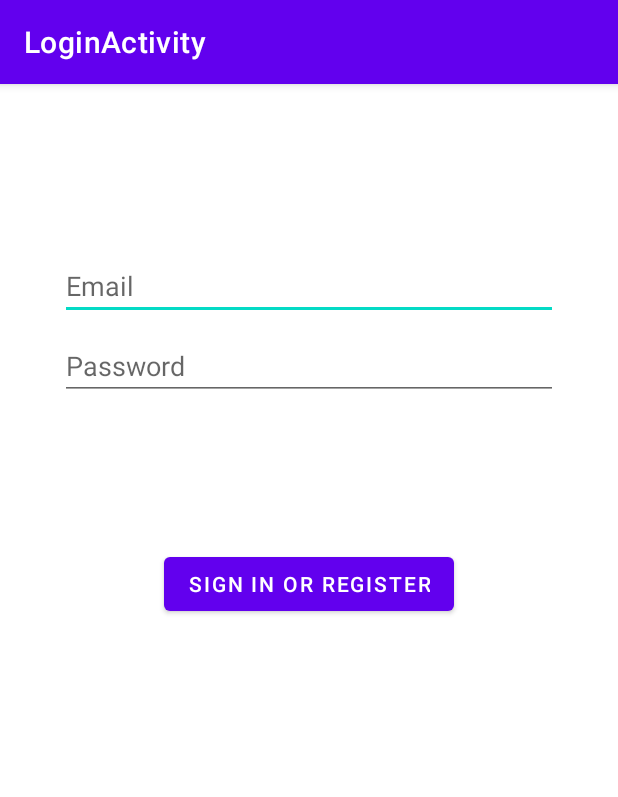
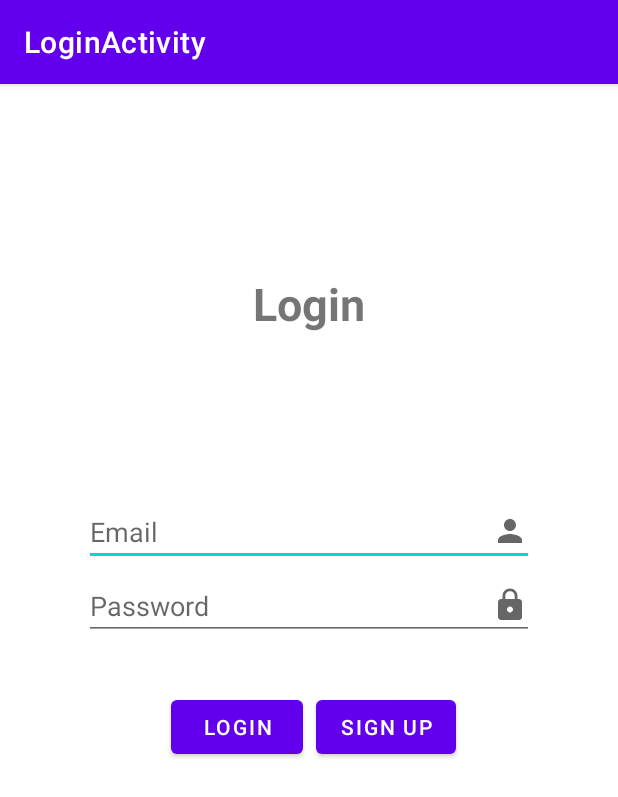
Before and after one commit to svwet/wichtelapp, an Android app: the screen it shows after launch (LoginActivity), on a phone screen of 412 x 824 dp. Shown: the top 797 px of the screen. Run offline under Robolectric (Android 15) with nearby library versions, the phone set to English and light mode, and no system bars; our stand-ins replace Firebase (no records; nobody signed in at launch, a user with empty details on screens opened directly).

Commit message:
activity_login.xml - Add Button - Add Title - Add Symbol (login, pw) - Layout changes

```diff
--- a/app/src/main/AndroidManifest.xml
+++ b/app/src/main/AndroidManifest.xml
@@ -4,14 +4,15 @@
     package="ch.appbrew.wichtelapp">
 
     <application
+        android:allowBackup="false"
+        android:fullBackupContent="false"
         android:icon="@mipmap/ic_launcher"
         android:label="@string/app_name"
         android:roundIcon="@mipmap/ic_launcher_round"
         android:supportsRtl="true"
         android:theme="@style/Theme.WichtelApp"
-        tools:replace="android:allowBackup"
-        android:allowBackup="false"
-        android:fullBackupContent="false">
+        tools:replace="android:allowBackup">
+        <activity android:name=".signup"></activity>
         <activity
             android:name=".LoginActivity"
             android:label="@string/title_activity_login">
@@ -23,8 +24,7 @@
         </activity>
         <activity
             android:name=".MainActivity"
-            android:label="@string/app_name">
-        </activity>
+            android:label="@string/app_name"></activity>
     </application>
 
 </manifest>
--- /dev/null
+++ b/app/src/main/java/ch/appbrew/wichtelapp/signup.java
@@ -0,0 +1,14 @@
+package ch.appbrew.wichtelapp;
+
+import androidx.appcompat.app.AppCompatActivity;
+
+import android.os.Bundle;
+
+public class signup extends AppCompatActivity {
+
+    @Override
+    protected void onCreate(Bundle savedInstanceState) {
+        super.onCreate(savedInstanceState);
+        setContentView(R.layout.activity_signup);
+    }
+}
--- /dev/null
+++ b/app/src/main/res/drawable/ic_pw.xml
@@ -0,0 +1,10 @@
+<vector xmlns:android="http://schemas.android.com/apk/res/android"
+    android:width="24dp"
+    android:height="24dp"
+    android:viewportWidth="24"
+    android:viewportHeight="24"
+    android:tint="?attr/colorControlNormal">
+  <path
+      android:fillColor="@android:color/white"
+      android:pathData="M18,8h-1L17,6c0,-2.76 -2.24,-5 -5,-5S7,3.24 7,6v2L6,8c-1.1,0 -2,0.9 -2,2v10c0,1.1 0.9,2 2,2h12c1.1,0 2,-0.9 2,-2L20,10c0,-1.1 -0.9,-2 -2,-2zM12,17c-1.1,0 -2,-0.9 -2,-2s0.9,-2 2,-2 2,0.9 2,2 -0.9,2 -2,2zM15.1,8L8.9,8L8.9,6c0,-1.71 1.39,-3.1 3.1,-3.1 1.71,0 3.1,1.39 3.1,3.1v2z"/>
+</vector>
--- /dev/null
+++ b/app/src/main/res/drawable/ic_user.xml
@@ -0,0 +1,10 @@
+<vector xmlns:android="http://schemas.android.com/apk/res/android"
+    android:width="24dp"
+    android:height="24dp"
+    android:viewportWidth="24"
+    android:viewportHeight="24"
+    android:tint="?attr/colorControlNormal">
+  <path
+      android:fillColor="@android:color/white"
+      android:pathData="M12,12c2.21,0 4,-1.79 4,-4s-1.79,-4 -4,-4 -4,1.79 -4,4 1.79,4 4,4zM12,14c-2.67,0 -8,1.34 -8,4v2h16v-2c0,-2.66 -5.33,-4 -8,-4z"/>
+</vector>
--- a/app/src/main/res/layout/activity_login.xml
+++ b/app/src/main/res/layout/activity_login.xml
@@ -11,18 +11,32 @@
     android:paddingBottom="@dimen/activity_vertical_margin"
     tools:context=".LoginActivity">
 
+
+    <TextView
+        android:layout_width="match_parent"
+        android:layout_height="wrap_content"
+        android:text="@string/login"
+        android:gravity="center"
+        android:textSize="30sp"
+        app:layout_constraintBottom_toTopOf="@+id/username"
+        app:layout_constraintEnd_toEndOf="parent"
+        app:layout_constraintStart_toStartOf="parent"
+        app:layout_constraintTop_toTopOf="parent" />
+
     <EditText
         android:id="@+id/username"
         android:layout_width="0dp"
         android:layout_height="wrap_content"
-        android:layout_marginStart="24dp"
-        android:layout_marginTop="96dp"
-        android:layout_marginEnd="24dp"
+        android:layout_marginStart="40dp"
+        android:layout_marginTop="260dp"
+        android:layout_marginEnd="40dp"
         android:autofillHints="@string/prompt_email"
         android:hint="@string/prompt_email"
         android:inputType="textEmailAddress"
         android:selectAllOnFocus="true"
+        android:drawableEnd="@drawable/ic_user"
         app:layout_constraintEnd_toEndOf="parent"
+        app:layout_constraintHorizontal_bias="0.375"
         app:layout_constraintStart_toStartOf="parent"
         app:layout_constraintTop_toTopOf="parent" />
 
@@ -30,41 +44,25 @@
         android:id="@+id/password"
         android:layout_width="0dp"
         android:layout_height="wrap_content"
-        android:layout_marginStart="24dp"
-        android:layout_marginTop="8dp"
-        android:layout_marginEnd="24dp"
+        android:layout_marginStart="40dp"
+        android:layout_marginTop="4dp"
+        android:layout_marginEnd="40dp"
         android:autofillHints="@string/prompt_password"
         android:hint="@string/prompt_password"
         android:imeActionLabel="@string/action_sign_in_short"
         android:imeOptions="actionDone"
         android:inputType="textPassword"
         android:selectAllOnFocus="true"
+        android:drawableEnd="@drawable/ic_pw"
         app:layout_constraintEnd_toEndOf="parent"
+        app:layout_constraintHorizontal_bias="0.375"
         app:layout_constraintStart_toStartOf="parent"
         app:layout_constraintTop_toBottomOf="@+id/username" />
 
-    <Button
-        android:id="@+id/login"
-        android:layout_width="wrap_content"
-        android:layout_height="wrap_content"
-        android:layout_gravity="start"
-        android:layout_marginStart="48dp"
-        android:layout_marginTop="16dp"
-        android:layout_marginEnd="48dp"
-        android:layout_marginBottom="64dp"
-        android:enabled="true"
-        android:focusedByDefault="false"
-        android:text="@string/action_sign_in"
-        app:layout_constraintBottom_toBottomOf="parent"
-        app:layout_constraintEnd_toEndOf="parent"
-        app:layout_constraintStart_toStartOf="parent"
-        app:layout_constraintTop_toBottomOf="@+id/password"
-        app:layout_constraintVertical_bias="0.2" />
-
     <ProgressBar
         android:id="@+id/loading"
-        android:layout_width="wrap_content"
-        android:layout_height="wrap_content"
+        android:layout_width="187dp"
+        android:layout_height="185dp"
         android:layout_gravity="center"
         android:layout_marginStart="32dp"
         android:layout_marginTop="64dp"
@@ -76,4 +74,36 @@
         app:layout_constraintStart_toStartOf="@+id/password"
         app:layout_constraintTop_toTopOf="parent"
         app:layout_constraintVertical_bias="0.3" />
+
+    <Button
+        android:id="@+id/login"
+        android:layout_width="wrap_content"
+        android:layout_height="wrap_content"
+        android:layout_gravity="start"
+        android:layout_marginBottom="2dp"
+        android:enabled="true"
+        android:focusedByDefault="false"
+        android:text="@string/action_sign_in"
+        app:layout_constraintBottom_toBottomOf="parent"
+        app:layout_constraintEnd_toStartOf="@+id/Signup"
+        app:layout_constraintHorizontal_bias="0.918"
+        app:layout_constraintStart_toStartOf="parent"
+        app:layout_constraintTop_toBottomOf="@+id/password"
+        app:layout_constraintVertical_bias="0.102" />
+
+    <Button
+        android:id="@+id/Signup"
+        android:layout_width="wrap_content"
+        android:layout_height="wrap_content"
+        android:layout_gravity="start"
+        android:layout_marginEnd="92dp"
+        android:layout_marginBottom="2dp"
+        android:enabled="true"
+        android:focusedByDefault="false"
+        android:text="@string/action_sign_up"
+        app:layout_constraintBottom_toBottomOf="parent"
+        app:layout_constraintEnd_toEndOf="parent"
+        app:layout_constraintTop_toBottomOf="@+id/password"
+        app:layout_constraintVertical_bias="0.102
+" />
 </androidx.constraintlayout.widget.ConstraintLayout>
--- /dev/null
+++ b/app/src/main/res/layout/activity_signup.xml
@@ -0,0 +1,9 @@
+<?xml version="1.0" encoding="utf-8"?>
+<androidx.constraintlayout.widget.ConstraintLayout xmlns:android="http://schemas.android.com/apk/res/android"
+    xmlns:app="http://schemas.android.com/apk/res-auto"
+    xmlns:tools="http://schemas.android.com/tools"
+    android:layout_width="match_parent"
+    android:layout_height="match_parent"
+    tools:context=".signup">
+
+</androidx.constraintlayout.widget.ConstraintLayout>
--- a/app/src/main/res/values/strings.xml
+++ b/app/src/main/res/values/strings.xml
@@ -12,10 +12,13 @@
     <string name="title_activity_login">LoginActivity</string>
     <string name="prompt_email">Email</string>
     <string name="prompt_password">Password</string>
-    <string name="action_sign_in">Sign in or register</string>
+    <string name="action_sign_in">Login</string>
     <string name="action_sign_in_short">Sign in</string>
     <string name="welcome">"Welcome !"</string>
     <string name="invalid_username">Not a valid username</string>
     <string name="invalid_password">Password must be >5 characters</string>
     <string name="login_failed">"Login failed"</string>
+    <string name="login"><b>Login</b></string>
+    <string name="action_sign_up">Sign up</string>
+    <string name="title_activity_signup">activity_signup</string>
 </resources>
```
